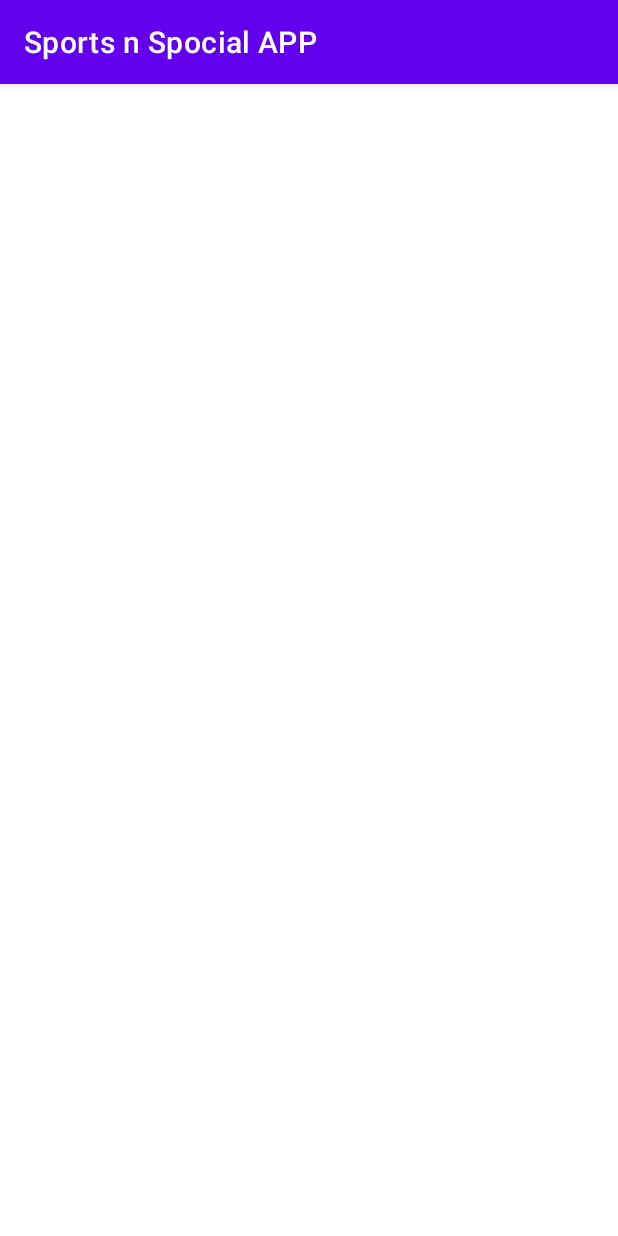
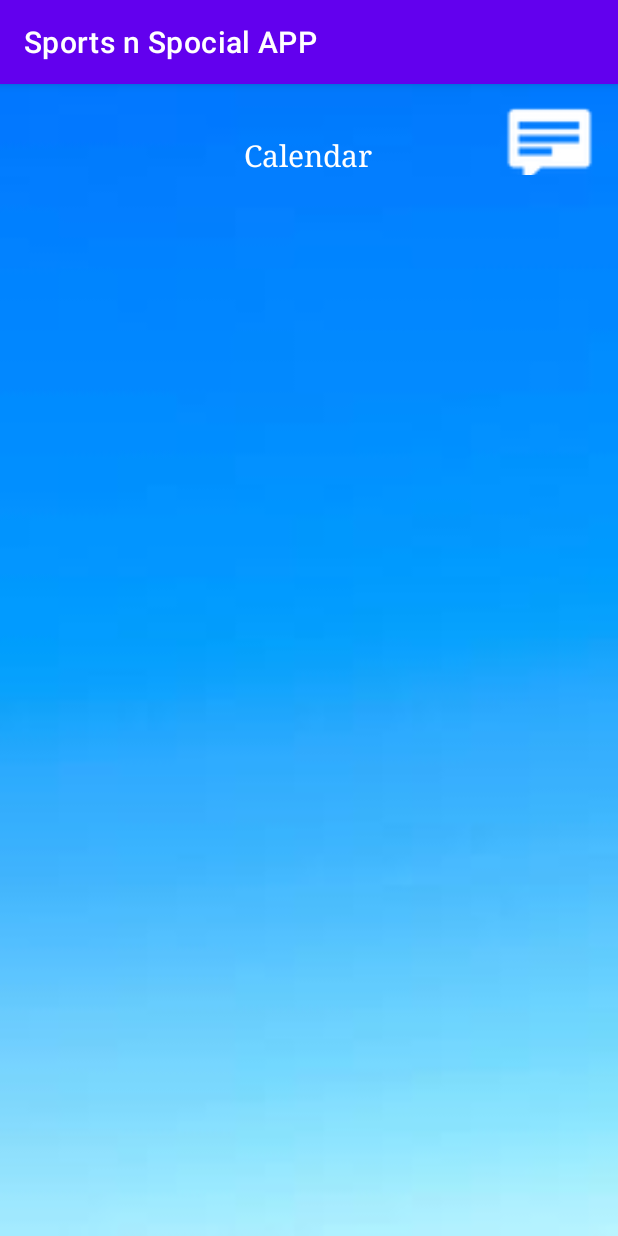
Before and after one commit to eeibmce/Ericsson-Sports-n-Social, an Android app: the Calendar screen opened directly, with no data from a screen before it, on a phone screen of 412 x 824 dp. Run offline under Robolectric (Android 15) with nearby library versions, the phone set to English and light mode, and no system bars.

Commit message:
added fix

```diff
--- a/app/src/main/res/layout/activity_calendar.xml
+++ b/app/src/main/res/layout/activity_calendar.xml
@@ -1,9 +1,52 @@
 <?xml version="1.0" encoding="utf-8"?>
-<androidx.constraintlayout.widget.ConstraintLayout xmlns:android="http://schemas.android.com/apk/res/android"
+
+<RelativeLayout xmlns:android="http://schemas.android.com/apk/res/android"
     xmlns:app="http://schemas.android.com/apk/res-auto"
     xmlns:tools="http://schemas.android.com/tools"
     android:layout_width="match_parent"
     android:layout_height="match_parent"
-    tools:context=".Calendar">
+    android:background="@drawable/backgroundeoin"
+    tools:context="MainActivity">
 
-</androidx.constraintlayout.widget.ConstraintLayout>
+    <androidx.constraintlayout.widget.ConstraintLayout
+        android:layout_width="match_parent"
+        android:layout_height="match_parent">
+
+        <TextView
+            android:id="@+id/textView"
+            android:layout_width="149dp"
+            android:layout_height="25dp"
+
+            android:layout_centerHorizontal="true"
+            android:layout_centerVertical="true"
+            android:fontFamily="serif"
+            android:text="Calendar"
+            android:textAlignment="center"
+            android:textColor="@color/white"
+            android:textSize="20sp"
+            app:layout_constraintBottom_toBottomOf="parent"
+            app:layout_constraintEnd_toEndOf="parent"
+            app:layout_constraintHorizontal_bias="0.498"
+            app:layout_constraintStart_toStartOf="parent"
+            app:layout_constraintTop_toTopOf="parent"
+            app:layout_constraintVertical_bias="0.046" />
+
+        <ImageButton
+            android:id="@+id/imageButton2"
+            android:layout_width="59dp"
+            android:layout_height="45dp"
+            android:layout_marginTop="8dp"
+            android:background="#001565C0"
+            android:scaleType="centerCrop"
+            app:layout_constraintBottom_toBottomOf="parent"
+            app:layout_constraintEnd_toEndOf="parent"
+            app:layout_constraintHorizontal_bias="0.954"
+            app:layout_constraintStart_toStartOf="parent"
+            app:layout_constraintTop_toTopOf="parent"
+            app:layout_constraintVertical_bias="0.01"
+            app:srcCompat="@android:drawable/stat_notify_chat"
+            tools:ignore="SpeakableTextPresentCheck" />
+
+    </androidx.constraintlayout.widget.ConstraintLayout>
+
+</RelativeLayout>
```
Also changed, not shown: app/src/main/res/layout/activity_chat_page.xml (+15 -15 lines), app/src/main/res/layout/activity_main.xml (+11 -9 lines), app/src/main/res/drawable/back_space.jpg (added).
